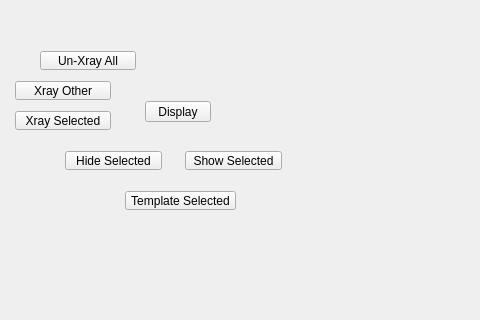
Above: tentacle/ui/uiLevel_2/display_submenu.ui from m3trik/tentacle before the change; both pictures show x 120 to 600 and y 189 to 509 of the 600 by 600 pixel window. Below: the same form after it.
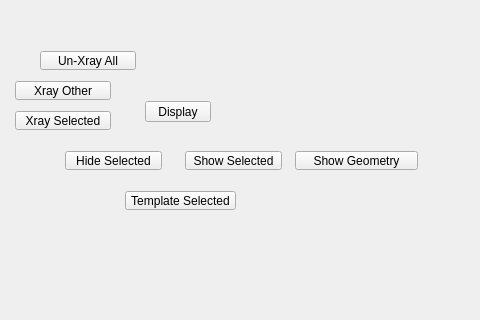
That is the form after the change.

What changed in the file:
```diff
--- a/tentacle/ui/uiLevel_2/display_submenu.ui
+++ b/tentacle/ui/uiLevel_2/display_submenu.ui
@@ -201,6 +201,31 @@
      <string>Xray Other</string>
     </property>
    </widget>
+   <widget class="QPushButton" name="b004">
+    <property name="geometry">
+     <rect>
+      <x>415</x>
+      <y>340</y>
+      <width>123</width>
+      <height>19</height>
+     </rect>
+    </property>
+    <property name="minimumSize">
+     <size>
+      <width>0</width>
+      <height>19</height>
+     </size>
+    </property>
+    <property name="maximumSize">
+     <size>
+      <width>999</width>
+      <height>19</height>
+     </size>
+    </property>
+    <property name="text">
+     <string>Show Geometry</string>
+    </property>
+   </widget>
   </widget>
  </widget>
  <resources/>
```
